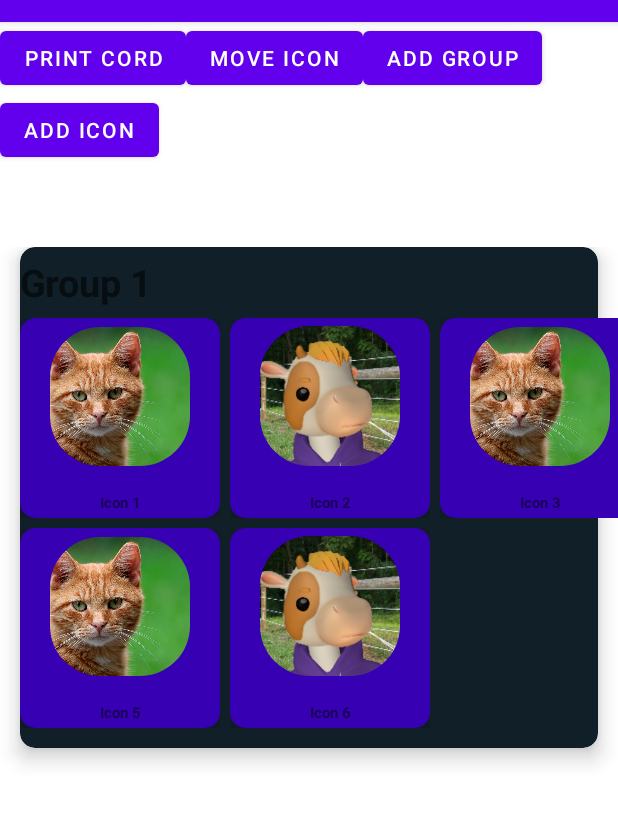
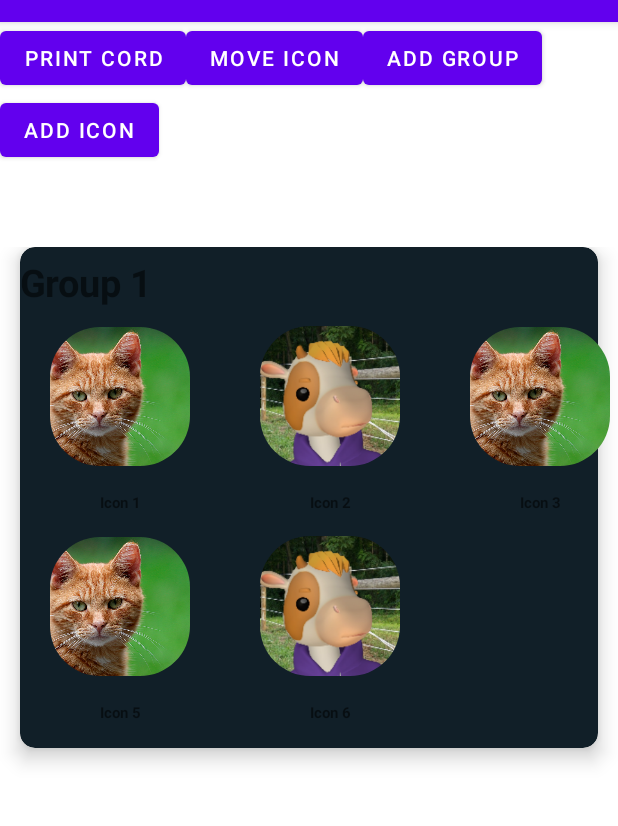
Before and after one commit to tschemaitat/AndroidIconJournal, an Android app: the screen it shows after launch (MainActivity), on a phone screen of 412 x 824 dp, the part 62-888 px from its top. Run offline under Robolectric (Android 15) with nearby library versions, the phone set to English and light mode, and no system bars; our stand-ins replace Picasso; pictures from the network do not load.

Commit message:
fixed initial icons having card view, started implementing clickable icons

```diff
--- a/app/src/main/java/com/example/journal/Custom_Layout/Icon.java
+++ b/app/src/main/java/com/example/journal/Custom_Layout/Icon.java
@@ -45,6 +45,9 @@ public class Icon {
 
     Icon_Debugger icon_debugger;
 
+    boolean dragging = true;
+    boolean clickable = false;
+
 
     @SuppressLint("RestrictedApi")
     public Icon(Context context, Drawable drawable){
@@ -63,6 +66,16 @@ public class Icon {
 
         //roundedCornerLayout.setBackgroundColor(Color.BLACK);
         setup_text();
+    }
+
+    public void edit_mode(){
+        dragging = true;
+        clickable = false;
+    }
+
+    public void journal_mode(){
+        dragging = false;
+        clickable = true;
     }
 
     @SuppressLint("RestrictedApi")
@@ -201,6 +214,18 @@ public class Icon {
                 return true;
             }
         });
+        view.setOnClickListener(new View.OnClickListener() {
+            @Override
+            public void onClick(View v) {
+                if(clickable){
+                    perform_icon_click();
+                }
+            }
+        });
+    }
+
+    public void perform_icon_click(){
+
     }
 
     public void set(float x, float y){
--- a/app/src/main/java/com/example/journal/MainActivity.java
+++ b/app/src/main/java/com/example/journal/MainActivity.java
@@ -38,24 +38,23 @@ public class MainActivity extends AppCompatActivity {
         }
         context = this;
         setContentView(R.layout.activity_main);
-        ConstraintLayout edit_layout = (ConstraintLayout) LayoutInflater.from(context).inflate(R.layout.group_row, null);
+
+        create_edit_page();
+    }
+
+    public ConstraintLayout inflate_page(int layout_id){
+        ConstraintLayout edit_layout = (ConstraintLayout) LayoutInflater.from(context).inflate(layout_id, null);
         ConstraintLayout main_layout = findViewById(R.id.main_layout);
         main_layout.addView(edit_layout);
         edit_layout.setLayoutParams(ViewFactory.createLayoutParams(0, 0, 0, 0, -1, -1));
+        return edit_layout;
+    }
 
-        ScrollView scroll_layout =  edit_layout.findViewById(R.id.icon_scrollView);
-        ConstraintLayout icon_layout = edit_layout.findViewById(R.id.icon_layout);
+    public void create_edit_page(){
 
-        //BackEndClock.init(this);
+        ConstraintLayout edit_layout = inflate_page(R.layout.group_row);
 
-        //ScrollView scroll_layout = (ScrollView) edit_layout.getChildAt(0);
-        //ViewGroup child_layout = (ViewGroup) scroll_layout.getChildAt(0);
-        //ConstraintLayout icon_layout = (ConstraintLayout) child_layout.getChildAt(0);
-
-        using_custom_layout(icon_layout, scroll_layout);
-        //using_linearlayout();
-        //using_generateLayout();
-        print_view(main_layout, 0);
+        using_custom_layout(edit_layout);
     }
 
     int button_count = 0;
@@ -93,7 +92,11 @@ public class MainActivity extends AppCompatActivity {
         return scroll;
     }
 
-    public void using_custom_layout(ConstraintLayout icon_layout, ScrollView scrollView){
+    public void using_custom_layout(ConstraintLayout edit_layout){
+
+        ScrollView scrollView =  edit_layout.findViewById(R.id.icon_scrollView);
+        ConstraintLayout icon_layout = edit_layout.findViewById(R.id.icon_layout);
+
         LockableScrollView scroll = replace_scrollView(scrollView);
         ConstraintLayout constraintLayout = icon_layout;
         Group_Manager groups = new Group_Manager(this, constraintLayout, scroll);
--- a/app/src/main/res/layout/image_template.xml
+++ b/app/src/main/res/layout/image_template.xml
@@ -31,21 +31,8 @@
         android:layout_marginEnd="10dp"
         android:gravity="center|center_horizontal|center_vertical"
         android:text="TextView"
-        app:layout_constraintBottom_toBottomOf="@+id/cardView"
+        app:layout_constraintBottom_toBottomOf="parent"
         app:layout_constraintEnd_toEndOf="parent"
         app:layout_constraintStart_toStartOf="parent" />
 
-    <androidx.cardview.widget.CardView
-        android:id="@+id/cardView"
-        android:layout_width="0dp"
-        android:layout_height="0dp"
-        android:visibility="invisible"
-        app:cardBackgroundColor="@color/purple_700"
-        app:cardCornerRadius="10dp"
-        app:cardElevation="12dp"
-        app:layout_constraintBottom_toBottomOf="parent"
-        app:layout_constraintEnd_toEndOf="parent"
-        app:layout_constraintStart_toStartOf="parent"
-        app:layout_constraintTop_toTopOf="parent" />
-
 </androidx.constraintlayout.widget.ConstraintLayout>
```
